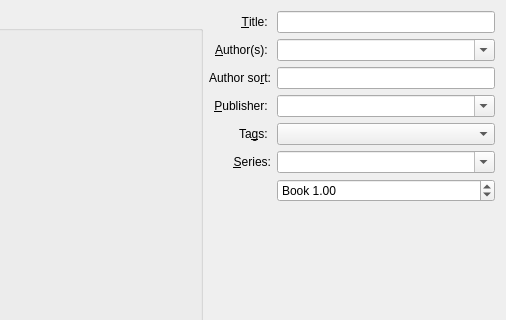
This is src/calibre/gui2/convert/metadata.ui in debian-calibre/calibre as Qt 5 draws it before an edit; both pictures show x 94 to 600 and y 0 to 320 of the 600 by 500 pixel window. The edited form follows.
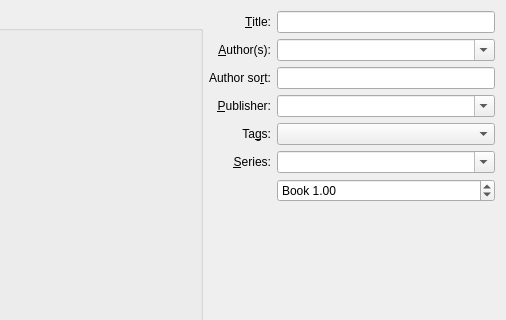
This is the edited form. Icons and pictures are not drawn. Custom widgets are drawn as their Qt base class.

Patch:
```diff
--- a/src/calibre/gui2/convert/metadata.ui
+++ b/src/calibre/gui2/convert/metadata.ui
@@ -106,7 +106,7 @@
        <item row="0" column="0">
         <widget class="QLabel" name="label">
          <property name="text">
-          <string>&amp;Title: </string>
+          <string>&amp;Title:</string>
          </property>
          <property name="alignment">
           <set>Qt::AlignRight|Qt::AlignTrailing|Qt::AlignVCenter</set>
@@ -126,7 +126,7 @@
        <item row="1" column="0">
         <widget class="QLabel" name="label_2">
          <property name="text">
-          <string>&amp;Author(s): </string>
+          <string>&amp;Author(s):</string>
          </property>
          <property name="alignment">
           <set>Qt::AlignRight|Qt::AlignTrailing|Qt::AlignVCenter</set>
@@ -165,7 +165,7 @@
        <item row="3" column="0">
         <widget class="QLabel" name="label_3">
          <property name="text">
-          <string>&amp;Publisher: </string>
+          <string>&amp;Publisher:</string>
          </property>
          <property name="alignment">
           <set>Qt::AlignRight|Qt::AlignTrailing|Qt::AlignVCenter</set>
@@ -178,7 +178,7 @@
        <item row="4" column="0">
         <widget class="QLabel" name="label_4">
          <property name="text">
-          <string>Ta&amp;gs: </string>
+          <string>Ta&amp;gs:</string>
          </property>
          <property name="alignment">
           <set>Qt::AlignRight|Qt::AlignTrailing|Qt::AlignVCenter</set>
```
Left out of the diff: 25 changed lines with no effect on the pictures.
